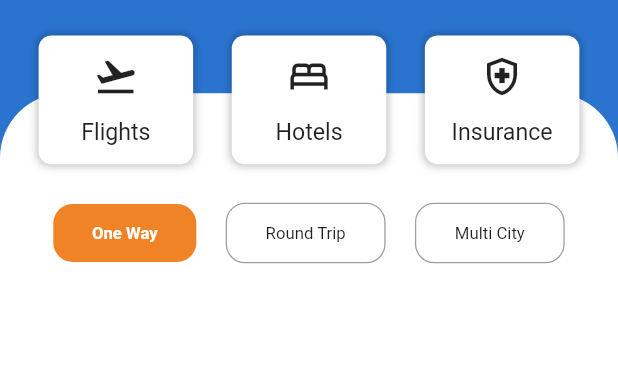
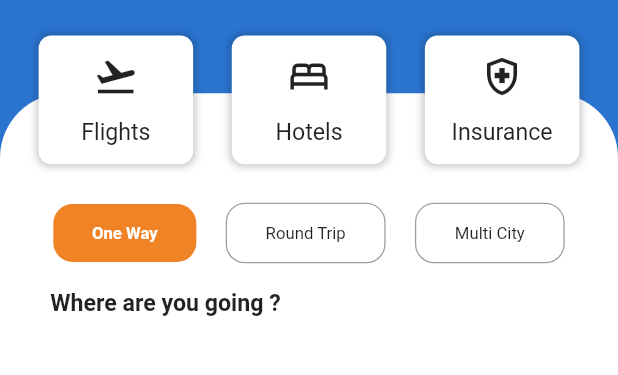
Before and after one commit to jishad-bin-yousaf/Travel-Mytri_mob, a Flutter app: the screen it shows after launch, after a tap on "Flights", on a phone screen of 412 x 824 dp, the part 56-431 px from its top. Run offline on Flutter 3.47's test engine with Material 2 defaults, Android fonts, the phone set to English and light mode, and no system bars; our stand-ins replace carousel_slider, custom_navigation_bar, fluttertoast, freezed_annotation, responsive_framework; network calls fail.

Commit message:
no change

```diff
--- a/lib/Screens/flight_search.dart
+++ b/lib/Screens/flight_search.dart
@@ -1,9 +1,5 @@
-import 'dart:developer';
-
 import 'package:flutter/material.dart';
 import 'package:travel_mytri_mobile_v1/Constants/colors.dart';
-
-import '../bottom_navigation.dart';
 
 class FlightSearchScreen extends StatelessWidget {
   const FlightSearchScreen({super.key});
@@ -138,14 +134,7 @@ class FlightSearchScreen extends StatelessWidget {
                       ),
                     ],
                   ),
-                  Expanded(
-                    child: ListView(
-                      padding: const EdgeInsets.all(30),
-                      children: [
-                        const TripTypeSelect(),
-                      ],
-                    ),
-                  ),
+                  const TripTypes(),
                 ],
               ),
             )
@@ -156,16 +145,16 @@ class FlightSearchScreen extends StatelessWidget {
   }
 }
 
-class TripTypeSelect extends StatefulWidget {
-  const TripTypeSelect({
+class TripTypes extends StatefulWidget {
+  const TripTypes({
     super.key,
   });
 
   @override
-  State<TripTypeSelect> createState() => _TripTypeSelectState();
+  State<TripTypes> createState() => _TripTypesState();
 }
 
-class _TripTypeSelectState extends State<TripTypeSelect> {
+class _TripTypesState extends State<TripTypes> {
   late bool oneWay;
   late bool roundTrip;
   late bool multiCity;
@@ -179,6 +168,25 @@ class _TripTypeSelectState extends State<TripTypeSelect> {
 
   @override
   Widget build(BuildContext context) {
+    return Expanded(
+      child: ListView(
+        padding: const EdgeInsets.all(30),
+        children: [
+          selectTripType(),
+          const Padding(
+            padding: EdgeInsets.symmetric(vertical: 20.0),
+            child: Text("\t\tWhere are you going ?",
+                style: TextStyle(
+                  fontWeight: FontWeight.bold,
+                  fontSize: 18,
+                )),
+          ),
+        ],
+      ),
+    );
+  }
+
+  Row selectTripType() {
     return Row(
       mainAxisAlignment: MainAxisAlignment.spaceAround,
       children: [
--- a/lib/main.dart
+++ b/lib/main.dart
@@ -38,7 +38,7 @@ class MyApp extends StatelessWidget {
         breakpoints: const [
           ResponsiveBreakpoint.resize(500, name: MOBILE),
           ResponsiveBreakpoint.autoScale(570, name: TABLET),
-          ResponsiveBreakpoint.resize(1000, name: DESKTOP),
+          ResponsiveBreakpoint.resize(800, name: DESKTOP),
         ],
       ),
       routes: routes,
```
